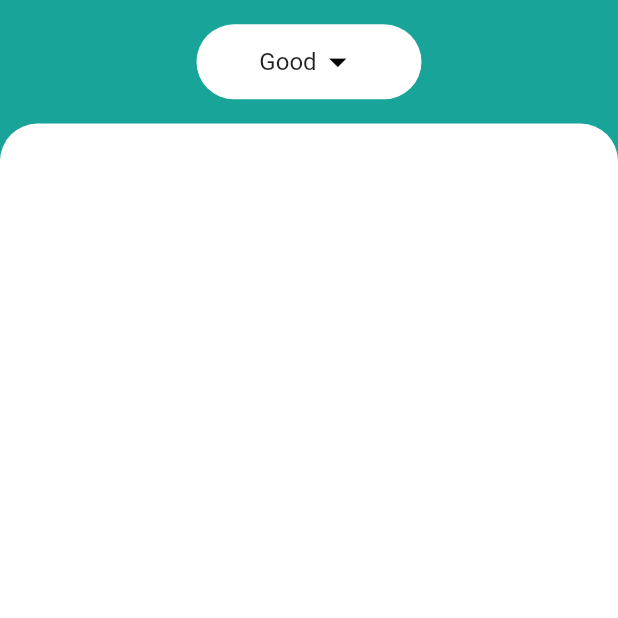
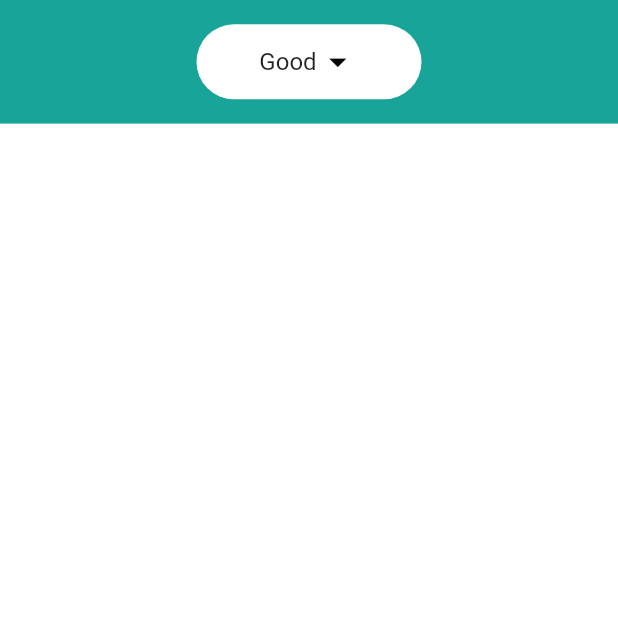
Before and after one commit to chiragSensussoft/spaciko, a Flutter app: the CalenderScreen screen opened directly, on a phone screen of 412 x 824 dp, the top half of it. Run offline on Flutter 3.47's test engine with Material 2 defaults, Android fonts, the phone set to English and light mode, and no system bars; our stand-ins replace geolocator, google_maps_flutter, shared_preferences, webview_flutter; missing offline and left inert: scrolling_years_calendar, vertical_calendar; accounts and stored records are empty.

```diff
--- a/lib/Home/Ui/Calender/Calender.dart
+++ b/lib/Home/Ui/Calender/Calender.dart
@@ -53,7 +53,7 @@ class _CalenderScreenState extends State<CalenderScreen> {
               child: Container(
                 decoration: BoxDecoration(
                   color: Colors.white,
-                  borderRadius: BorderRadius.only(topRight: Radius.circular(25),topLeft: Radius.circular(25)),
+                 // borderRadius: BorderRadius.only(topRight: Radius.circular(25),topLeft: Radius.circular(25)),
 
                 ),
               ),
```
